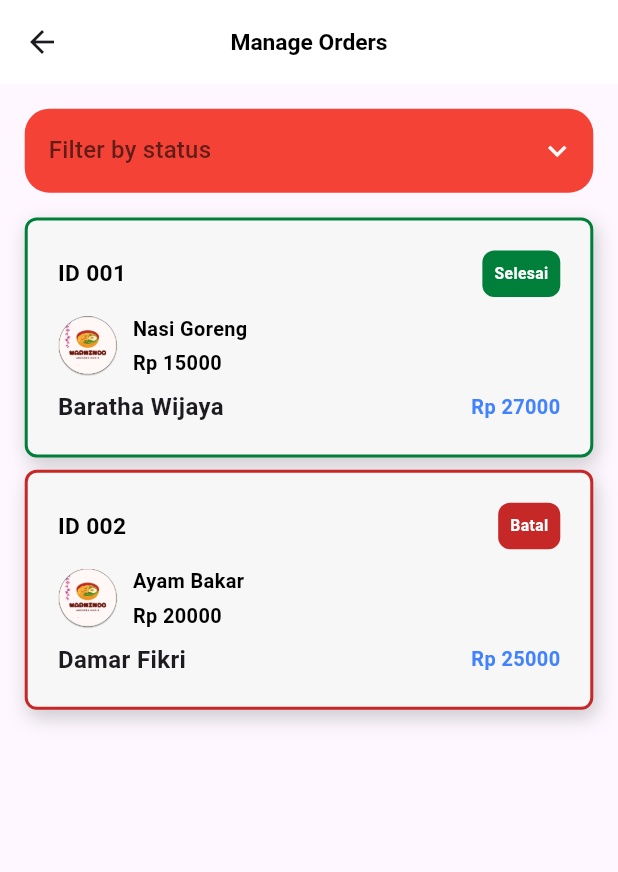
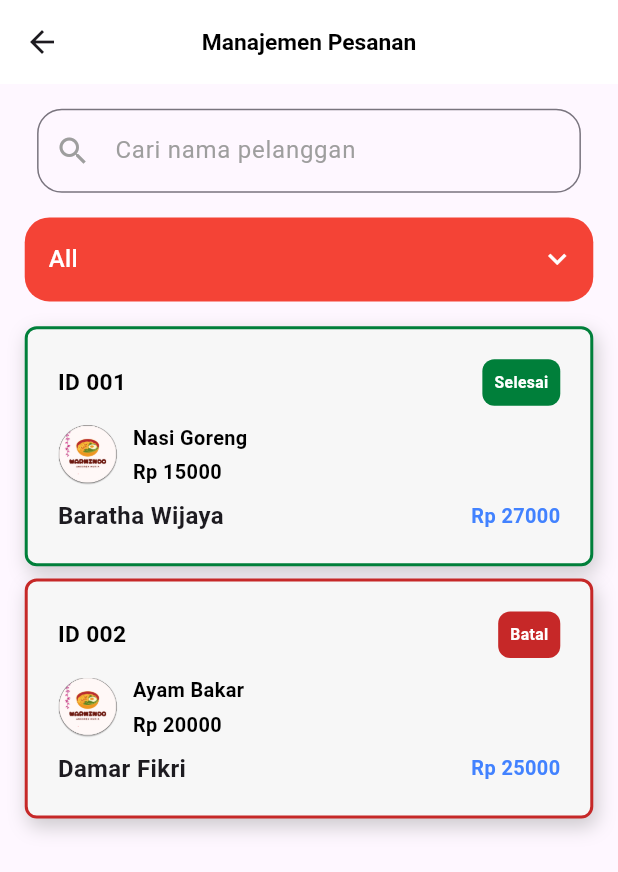
Before and after one commit to Shade2012/warmindo_admin_ui, a Flutter app: the BottomNavbar screen opened by its route, after a tap on "Lihat Semua", on a phone screen of 412 x 824 dp. Shown: the top 872 px of the screen. Run offline on Flutter 3.47's test engine with Material 3 defaults, Android fonts, the phone set to English and light mode, and no system bars; our stand-ins replace animated_custom_dropdown, flutter_svg, font_awesome_flutter, get, google_fonts, image_picker and 3 more; accounts and stored records are empty; network calls fail; Roboto replaces fonts that are missing (Oxygen).

Commit message:
fix : [AF] revision1

```diff
--- a/lib/pages/add_varian_page/view/add_varian_page.dart
+++ b/lib/pages/add_varian_page/view/add_varian_page.dart
@@ -1,6 +1,5 @@
 import 'package:flutter/material.dart';
 import 'package:get/get.dart';
-import 'package:image_picker/image_picker.dart';
 import 'package:warmindo_admin_ui/pages/widget/custom_dropdown.dart';
 import 'package:warmindo_admin_ui/pages/widget/textfield.dart';
 import 'package:warmindo_admin_ui/pages/widget/up_image_bottomsheet.dart';
--- a/lib/pages/detail_voucher_page/controller/detail_voucher_controller.dart
+++ /dev/null
@@ -1,5 +0,0 @@
-import 'package:get/get.dart';
-
-class DetailVoucherController extends GetxController {
-
-}
--- a/lib/pages/edit_customers_page/view/edit_customers_page.dart
+++ b/lib/pages/edit_customers_page/view/edit_customers_page.dart
@@ -90,7 +90,7 @@ class EditCustomersPage extends StatelessWidget {
               Text("Status User", style: titleAddProductTextStyle),
               SizedBox(height: screenHeight * 0.01),
               Obx(() => CustomDropdown(
-                    items: ['Telah Terveritifikasi', 'Belum Terveritifikasi'],
+                    items: ['Terivikasi', 'Belum Terivikasi'],
                     value: selectedStatus.value.isNotEmpty
                         ? selectedStatus.value
                         : null,
--- a/lib/pages/edit_product_page/view/edit_product_page.dart
+++ b/lib/pages/edit_product_page/view/edit_product_page.dart
@@ -93,8 +93,7 @@ class EditProductPage extends StatelessWidget {
                           child: SizedBox(
                             height: screenHeight * 0.15,
                             width: screenHeight * 0.15,
-                            child: editProductController.selectedImage.value !=
-                                        null &&
+                            child: editProductController.selectedImage.value != null &&
                                     editProductController
                                         .selectedImage.value!.path.isNotEmpty
                                 ? Image.file(
--- a/lib/pages/home_page/view/home_page.dart
+++ b/lib/pages/home_page/view/home_page.dart
@@ -13,15 +13,16 @@ class HomePage extends StatelessWidget {
 
   @override
   Widget build(BuildContext context) {
-    final TextEditingController search1 = TextEditingController();
-    final TextEditingController search2 = TextEditingController();
     final screenWidth = MediaQuery.of(context).size.width;
     final screenHeight = MediaQuery.of(context).size.height;
 
     return Scaffold(
       appBar: PreferredSize(
-        preferredSize: CustomAppBar(controller: search1,).preferredSize,
-        child: CustomAppBar(controller: search2,),
+        preferredSize: Size.fromHeight(55),
+        child: CustomAppBar(
+          title: 'Halo, Admin!',
+          showSearch: false,
+        ),
       ),
       body: Padding(
         padding: EdgeInsets.all(screenWidth * 0.02),
@@ -39,6 +40,9 @@ class HomePage extends StatelessWidget {
                         totalSales: 200000,
                         titleAnalyticBox: 'Total Penjualan',
                         imagePath: IconThemes.iconCoin,
+                        onTap: () {
+                          Get.toNamed(Routes.DETAIL_SALES_PAGE);
+                        },
                       ),
                     ),
                   ),
@@ -49,6 +53,9 @@ class HomePage extends StatelessWidget {
                         totalSales: 50,
                         titleAnalyticBox: 'Produk',
                         imagePath: IconThemes.iconProduct,
+                        onTap: () {
+                          Get.toNamed(Routes.DETAIL_SALES_PAGE);
+                        },
                       ),
                     ),
                   ),
--- a/lib/pages/navigator_page/view/navigator_page.dart
+++ b/lib/pages/navigator_page/view/navigator_page.dart
@@ -16,7 +16,7 @@ class BottomNavbar extends StatelessWidget {
   final List<Widget> pages = [
     HomePage(),
     ProductPage(),
-    CancelOrderPage(), // Empty Container for Cart Page (to replace with FloatingActionButton)
+    CancelOrderPage(),
     CustomersPage(),
     SettingsPage ()
   ];
@@ -24,6 +24,7 @@ class BottomNavbar extends StatelessWidget {
   @override
   Widget build(BuildContext context) {
     return Scaffold(
+      resizeToAvoidBottomInset: false,
       body: Obx(() => pages[controller.currentIndex.value]),
       floatingActionButton: FloatingActionButton(
         onPressed: () {
--- a/lib/pages/order_page/view/order_page.dart
+++ b/lib/pages/order_page/view/order_page.dart
@@ -3,23 +3,22 @@ import 'package:warmindo_admin_ui/pages/model/modelorder.dart';
 import 'package:warmindo_admin_ui/pages/widget/orderBox.dart';
 import 'package:warmindo_admin_ui/utils/themes/textstyle_themes.dart';
 
-class OrderPage extends StatefulWidget {
-  const OrderPage({Key? key}) : super(key: key);
-
-  @override
-  _OrderPageState createState() => _OrderPageState();
-}
-
-class _OrderPageState extends State<OrderPage> {
-  String? selectedStatus;
-
-  List<Order> orders = [
+class OrderPage extends StatelessWidget {
+  final List<Order> orders = [
     order001,
     order002,
     // Tambahkan daftar pesanan lainnya di sini
   ];
 
-  List<Order> getFilteredOrders() {
+  final TextEditingController searchController = TextEditingController();
+  final ValueNotifier<String> selectedStatus = ValueNotifier<String>('All');
+
+  List<Order> getFilteredOrders(List<Order> orders, String? selectedStatus, String searchTerm) {
+    orders = getFilteredOrdersByStatus(orders, selectedStatus);
+    return orders.where((order) => order.nameCustomer.toLowerCase().contains(searchTerm.toLowerCase())).toList();
+  }
+
+  List<Order> getFilteredOrdersByStatus(List<Order> orders, String? selectedStatus) {
     if (selectedStatus == null || selectedStatus == 'All') {
       return orders;
     } else {
@@ -35,7 +34,7 @@ class _OrderPageState extends State<OrderPage> {
     return Scaffold(
       appBar: AppBar(
         title: Text(
-          'Manage Orders',
+          'Manajemen Pesanan',
           style: appBarTextStyle,
         ),
         backgroundColor: Colors.white,
@@ -47,13 +46,98 @@ class _OrderPageState extends State<OrderPage> {
           child: Column(
             crossAxisAlignment: CrossAxisAlignment.start,
             children: [
+              Padding(
+                padding: EdgeInsets.symmetric(horizontal: screenWidth * 0.02),
+                child: TextField(
+                  controller: searchController,
+                  onChanged: (value) {
+                    // Memperbarui tampilan daftar pesanan berdasarkan pencarian
+                    // (Penggunaan setState tidak diperlukan karena build method tidak mengubah state)
+                  },
+                  decoration: InputDecoration(
+                    hintText: 'Cari nama pelanggan',
+                    hintStyle: TextStyle(color: Colors.grey),
+                    prefixIcon: Icon(Icons.search, color: Colors.grey),
+                    border: OutlineInputBorder(
+                      borderRadius: BorderRadius.circular(screenWidth * 0.04),
+                      borderSide: BorderSide(color: Colors.grey),
+                    ),
+                    focusedBorder: OutlineInputBorder(
+                      borderRadius: BorderRadius.circular(screenWidth * 0.04),
+                      borderSide: BorderSide(color: Colors.blue),
+                    ),
+                  ),
+                ),
+              ),
+              SizedBox(height: screenHeight * 0.02),
+              OrderFilterDropdown(
+                orders: orders,
+                screenHeight: screenHeight,
+                screenWidth: screenWidth,
+                selectedStatus: selectedStatus,
+                onChanged: (String? newValue) {
+                  selectedStatus.value = newValue ?? 'All'; // Update selectedStatus
+                },
+              ),
+              SizedBox(height: screenHeight * 0.02),
+              // Menampilkan daftar pesanan sesuai filter atau pesan kosong
+              ValueListenableBuilder<String>(
+                valueListenable: selectedStatus,
+                builder: (context, selectedValue, child) {
+                  return getFilteredOrders(orders, selectedValue, searchController.text).isEmpty
+                      ? Center(
+                          child: Text(
+                            'Tidak ada pesanan yang tersedia.',
+                            style: TextStyle(fontSize: 16, color: Colors.black),
+                          ),
+                        )
+                      : Column(
+                          children: getFilteredOrders(orders, selectedValue, searchController.text).map((order) {
+                            return Column(
+                              children: [
+                                OrderBox(
+                                  order: order,
+                                  nameCustomer: order.nameCustomer,
+                                ),
+                                SizedBox(height: screenHeight * 0.01),
+                              ],
+                            );
+                          }).toList(),
+                        );
+                },
+              ),
+            ],
+          ),
+        ),
+      ),
+    );
+  }
+}
+
+class OrderFilterDropdown extends StatelessWidget {
+  final List<Order> orders;
+  final double screenHeight;
+  final double screenWidth;
+  final ValueNotifier<String> selectedStatus;
+  final ValueChanged<String?>? onChanged;
+
+  const OrderFilterDropdown({
+    Key? key,
+    required this.orders,
+    required this.screenHeight,
+    required this.screenWidth,
+    required this.selectedStatus,
+    this.onChanged,
+  }) : super(key: key);
+
+  @override
+  Widget build(BuildContext context) {
+    return Column(
+      crossAxisAlignment: CrossAxisAlignment.start,
+      children: [
         DropdownButtonFormField<String>(
-                value: selectedStatus,
-                onChanged: (String? newValue) {
-                  setState(() {
-                    selectedStatus = newValue;
-                  });
-                },
+          value: selectedStatus.value,
+          onChanged: onChanged,
           items: <String>[
             'All',
             'Dalam Proses',
@@ -76,7 +160,7 @@ class _OrderPageState extends State<OrderPage> {
             );
           }).toList(),
           decoration: InputDecoration(
-                  hintText: 'Filter by status',
+            hintText: 'Semua Pesanan',
             hintStyle: filterTextStyle,
             fillColor: Colors.red,
             filled: true,
@@ -91,25 +175,7 @@ class _OrderPageState extends State<OrderPage> {
             color: Colors.white, // Warna ikon putih
           ),
         ),
-              SizedBox(height: screenHeight * 0.02),
-              // Menampilkan daftar pesanan sesuai filter
-              Column(
-                children: getFilteredOrders().map((order) {
-                  return Column(
-                    children: [
-                      OrderBox(
-                        order: order,
-                        nameCustomer: order.nameCustomer,
-                      ),
-                      SizedBox(height: screenHeight * 0.01),
       ],
-                  );
-                }).toList(),
-              ),
-            ],
-          ),
-        ),
-      ),
     );
   }
 }
--- /dev/null
+++ b/lib/pages/sales_detail_page/model/sales_model.dart
@@ -0,0 +1,5 @@
+class SalesData {
+  SalesData(this.year, this.sales);
+  final String year;
+  final double sales;
+}
--- a/lib/pages/widget/customAppBar.dart
+++ b/lib/pages/widget/customAppBar.dart
@@ -1,24 +1,19 @@
 import 'package:flutter/material.dart';
-import 'package:warmindo_admin_ui/pages/widget/searchbar.dart';
 import 'package:warmindo_admin_ui/utils/themes/color_themes.dart';
 import 'package:warmindo_admin_ui/utils/themes/textstyle_themes.dart';
-import 'package:get/get.dart';
-import '../../data/api_controller.dart';
 
 class CustomAppBar extends StatelessWidget implements PreferredSizeWidget {
-  final ApiController dataController = Get.put(ApiController());
   final String title;
-  final bool showBackButton;
-  final TextEditingController controller;
+  final TextEditingController? controller;
   final ValueChanged<String>? onChanged;
-  final Function()? onBackButtonPressed; // Tambahkan ini
+  final bool showSearch;
 
   CustomAppBar({
     Key? key,
+    this.title = '',
+    this.controller,
     this.onChanged,
-    this.title = '',
-    this.showBackButton = false,
-    this.onBackButtonPressed, required this.controller, // Tambahkan ini
+    this.showSearch = true,
   }) : super(key: key);
 
   @override
@@ -39,14 +34,6 @@ class CustomAppBar extends StatelessWidget implements PreferredSizeWidget {
               child: Row(
                 crossAxisAlignment: CrossAxisAlignment.center,
                 children: [
-                  if (showBackButton) // Tambahkan kondisi untuk menampilkan tombol back
-                    IconButton(
-                      icon: Icon(
-                        Icons.arrow_back_ios_new,
-                        color: Colors.white,
-                      ),
-                      onPressed: onBackButtonPressed,
-                    ),
                   Text(
                     title.isNotEmpty ? title : 'Halo, Admin!',
                     style: homeWelcomeTextStyle,
@@ -55,12 +42,24 @@ class CustomAppBar extends StatelessWidget implements PreferredSizeWidget {
               ),
             ),
           ),
+          if (showSearch) // Menampilkan pencarian jika showSearch true
             Padding(
               padding: const EdgeInsets.symmetric(horizontal: 16.0),
-            child: CustomSearchBar(
-              hintText: 'Search',
+              child: TextField(
                 controller: controller,
                 onChanged: onChanged,
+                decoration: InputDecoration(
+                  hintText: 'Search',
+                  hintStyle: hintSearchBarTextStyle.copyWith(color: greyTextColor),
+                  border: OutlineInputBorder(
+                    borderRadius: BorderRadius.circular(8.0),
+                  ),
+                  filled: true,
+                  fillColor: Colors.white,
+                  contentPadding:
+                      EdgeInsets.symmetric(vertical: 8.0, horizontal: 16.0),
+                  prefixIcon: Icon(Icons.search),
+                ),
                 style: searchBarTextStyle,
               ),
             ),
--- a/lib/pages/widget/searchbar.dart
+++ /dev/null
@@ -1,35 +0,0 @@
-import 'package:flutter/material.dart';
-import 'package:warmindo_admin_ui/utils/themes/textstyle_themes.dart';
-
-class CustomSearchBar extends StatelessWidget {
-  final TextEditingController controller;
-  final String hintText;
-  final ValueChanged<String>? onChanged;
-
-  const CustomSearchBar({
-    Key? key,
-    required this.controller,
-    required this.hintText,
-    this.onChanged, required TextStyle style,
-  }) : super(key: key);
-
-  @override
-  Widget build(BuildContext context) {
-    return Container(
-      padding: EdgeInsets.symmetric(horizontal: 16.0),
-      decoration: BoxDecoration(
-        color: Colors.grey[200],
-        borderRadius: BorderRadius.circular(8.0),
-      ),
-      child: TextField(
-        controller: controller,
-        onChanged: onChanged,
-        decoration: InputDecoration(
-          border: InputBorder.none,
-          hintText: hintText, hintStyle: hintSearchBarTextStyle,
-          icon: Icon(Icons.search),
-        ),
-      ),
-    );
-  }
-}
--- a/lib/repository/warmindo_repository.dart
+++ b/lib/repository/warmindo_repository.dart
@@ -3,6 +3,7 @@ import 'package:warmindo_admin_ui/common/global_variables.dart';
 final String apiUrl = GlobalVariables.apiUri;
 class FoodApi {
   static AuthEndpoint auth = AuthEndpoint();
+  static AllCustomers customers = AllCustomers();
   static var getallProductList = '$apiUrl/api/menus';
   static var getFoodList = '$apiUrl/api/menus/filter/makanan';
   static var getDrinkList = '$apiUrl/api/menus/filter/minuman';
@@ -17,3 +18,7 @@ class FoodApi {
 class AuthEndpoint {
   final String login = '$apiUrl/api/admins/login';
 }
+
+class AllCustomers {
+  final String customers = '$apiUrl/api/users/users';
+}
--- a/lib/utils/themes/textstyle_themes.dart
+++ b/lib/utils/themes/textstyle_themes.dart
@@ -26,7 +26,7 @@ TextStyle searchBarTextStyle = GoogleFonts.oxygen(
     textStyle: TextStyle(
         color: greyTextColor,
         fontWeight: FontWeight.bold,
-        fontSize: figmaFontsize(11)));
+        fontSize: figmaFontsize(16)));
 
 TextStyle filterButtonTextStyle = GoogleFonts.oxygen(
     textStyle: TextStyle(
```
Also changed, not shown: lib/pages/detail_voucher_page/binding/detail_voucher_binding.dart (deleted, +0 -9 lines), lib/pages/detail_voucher_page/view/detail_voucher_page.dart (deleted, +0 -86 lines), lib/pages/product_page/view/normalList.dart (+12 -2 lines), lib/pages/sales_detail_page/controller/sales_detail_controller.dart (+62 -0 lines), lib/pages/sales_detail_page/view/sales_detail_page.dart (+55 -37 lines), lib/pages/widget/analyticBox.dart (+3 -5 lines), lib/pages/widget/receipt_widget.dart (deleted, +0 -122 lines), lib/pages/widget/up_image_bottomsheet.dart (+15 -13 lines). Lines whose indentation alone changed are shown as unchanged.
